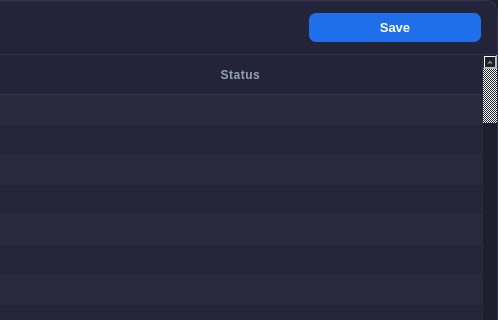
Qt form ui/users.ui (vaxson/Presence_Attandance_Tracker) before a commit; both pictures show x 402 to 900 and y 0 to 320 of the 900 by 500 pixel window.
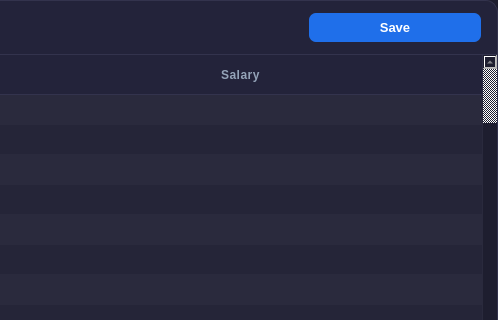
The same form after that commit.

```diff
--- a/ui/users.ui
+++ b/ui/users.ui
@@ -201,7 +201,7 @@
            <string notr="true">
 /* ── Table body ── */
 QTableWidget {
-    background-color: #2a2a3d;
+    background-color: transparent;
     alternate-background-color: #252538;
     color: white;
     border: none;
@@ -547,7 +547,7 @@
           </column>
           <column>
            <property name="text">
-            <string>Status</string>
+            <string>Salary</string>
            </property>
            <property name="font">
             <font>
```
Left out of the diff: 5 changed lines with no effect on the pictures.
